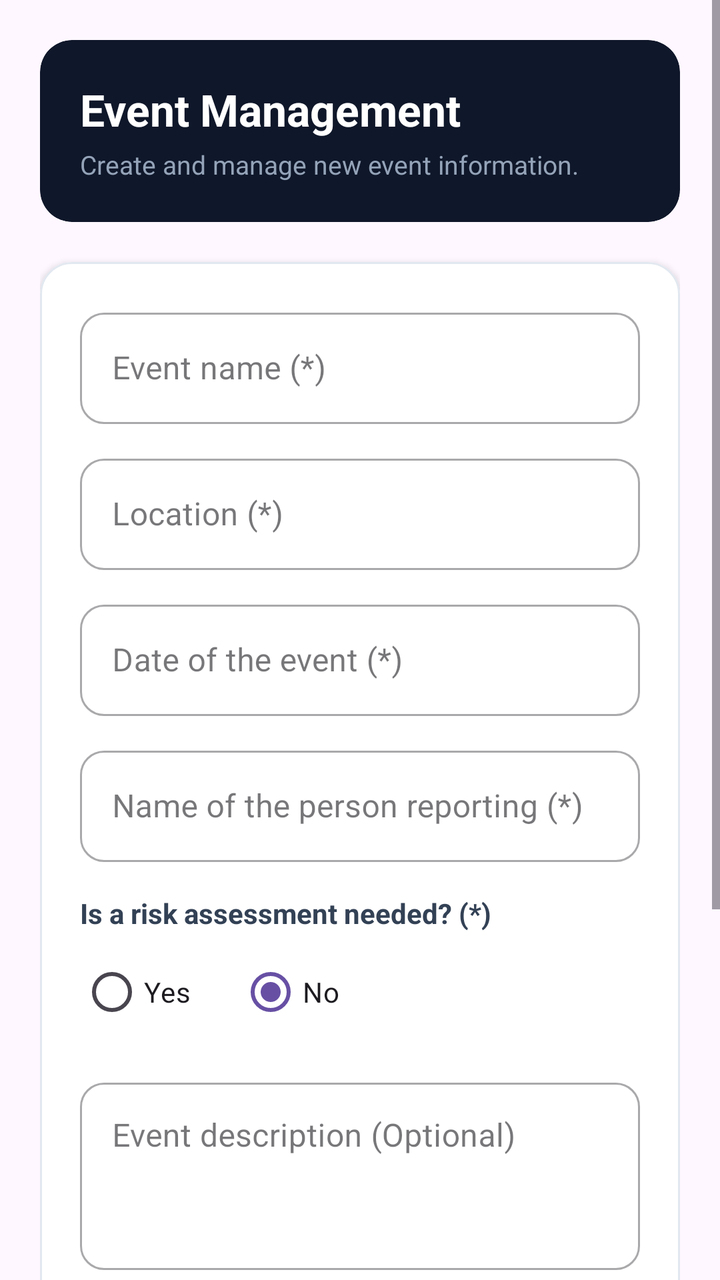
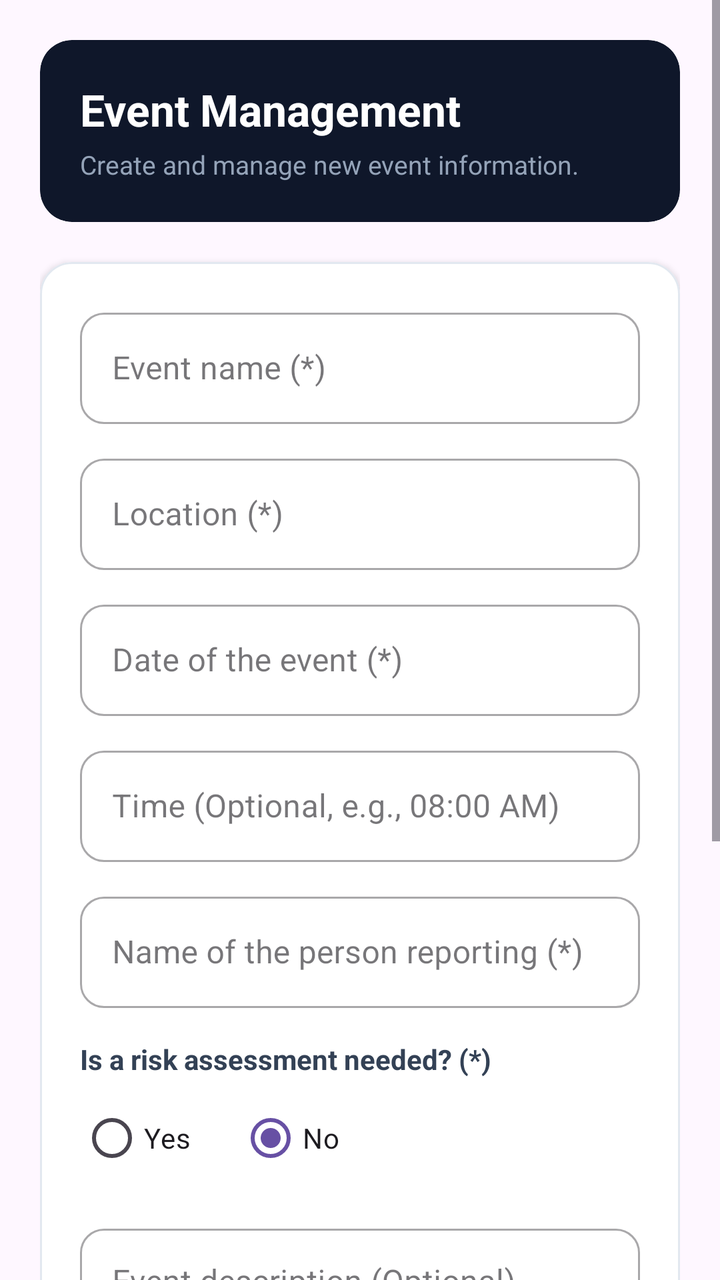

The first picture is an Android layout as it rendered before a commit; the second is the same layout after the commit. The layout source and the unified diff follow.
<!-- AndroidManifest.xml: application theme Theme.EventManagerFirebase -->
<!-- res/layout/activity_add_event.xml -->
<?xml version="1.0" encoding="utf-8"?>
<ScrollView xmlns:android="http://schemas.android.com/apk/res/android"
    xmlns:app="http://schemas.android.com/apk/res-auto"
    android:layout_width="match_parent"
    android:layout_height="match_parent"
    android:background="?attr/colorSurface"
    android:fillViewport="true">

    <LinearLayout
        android:layout_width="match_parent"
        android:layout_height="wrap_content"
        android:orientation="vertical"
        android:padding="20dp">

        
        <com.google.android.material.card.MaterialCardView
            android:layout_width="match_parent"
            android:layout_height="wrap_content"
            android:layout_marginBottom="20dp"
            app:cardBackgroundColor="#0F172A"
            app:cardCornerRadius="16dp"
            app:strokeWidth="0dp">

            <LinearLayout
                android:layout_width="match_parent"
                android:layout_height="wrap_content"
                android:orientation="vertical"
                android:padding="20dp">

                <TextView
                    android:layout_width="wrap_content"
                    android:layout_height="wrap_content"
                    android:text="Event Management"
                    android:textColor="#FFFFFF"
                    android:textSize="22sp"
                    android:textStyle="bold" />

                <TextView
                    android:layout_width="wrap_content"
                    android:layout_height="wrap_content"
                    android:layout_marginTop="4dp"
                    android:text="Create and manage new event information."
                    android:textColor="#94A3B8"
                    android:textSize="13sp" />
            </LinearLayout>
        </com.google.android.material.card.MaterialCardView>

        
        <com.google.android.material.card.MaterialCardView
            android:layout_width="match_parent"
            android:layout_height="wrap_content"
            app:cardBackgroundColor="#FFFFFF"
            app:cardCornerRadius="16dp"
            app:cardElevation="2dp"
            app:strokeColor="#E2E8F0"
            app:strokeWidth="1dp">

            <LinearLayout
                android:layout_width="match_parent"
                android:layout_height="wrap_content"
                android:orientation="vertical"
                android:padding="20dp">

                
                <com.google.android.material.textfield.TextInputLayout
                    android:id="@+id/tilEventName"
                    style="@style/Widget.MaterialComponents.TextInputLayout.OutlinedBox"
                    android:layout_width="match_parent"
                    android:layout_height="wrap_content"
                    android:layout_marginBottom="12dp"
                    android:hint="Event name (*)"
                    app:boxCornerRadiusBottomEnd="12dp"
                    app:boxCornerRadiusBottomStart="12dp"
                    app:boxCornerRadiusTopEnd="12dp"
                    app:boxCornerRadiusTopStart="12dp">

                    <com.google.android.material.textfield.TextInputEditText
                        android:id="@+id/etEventName"
                        android:layout_width="match_parent"
                        android:layout_height="wrap_content"
                        android:inputType="textCapWords" />
                </com.google.android.material.textfield.TextInputLayout>

                
                <com.google.android.material.textfield.TextInputLayout
                    android:id="@+id/tilLocation"
                    style="@style/Widget.MaterialComponents.TextInputLayout.OutlinedBox"
                    android:layout_width="match_parent"
                    android:layout_height="wrap_content"
                    android:layout_marginBottom="12dp"
                    android:hint="Location (*)"
                    app:boxCornerRadiusBottomEnd="12dp"
                    app:boxCornerRadiusBottomStart="12dp"
                    app:boxCornerRadiusTopEnd="12dp"
                    app:boxCornerRadiusTopStart="12dp">

                    <com.google.android.material.textfield.TextInputEditText
                        android:id="@+id/etLocation"
                        android:layout_width="match_parent"
                        android:layout_height="wrap_content"
                        android:inputType="textCapSentences" />
                </com.google.android.material.textfield.TextInputLayout>

                
                <com.google.android.material.textfield.TextInputLayout
                    android:id="@+id/tilDate"
                    style="@style/Widget.MaterialComponents.TextInputLayout.OutlinedBox"
                    android:layout_width="match_parent"
                    android:layout_height="wrap_content"
                    android:layout_marginBottom="12dp"
                    android:hint="Date of the event (*)"
                    app:boxCornerRadiusBottomEnd="12dp"
                    app:boxCornerRadiusBottomStart="12dp"
                    app:boxCornerRadiusTopEnd="12dp"
                    app:boxCornerRadiusTopStart="12dp">

                    <com.google.android.material.textfield.TextInputEditText
                        android:id="@+id/etDate"
                        android:layout_width="match_parent"
                        android:layout_height="wrap_content"
                        android:clickable="true"
                        android:focusable="false"
                        android:inputType="none" />
                </com.google.android.material.textfield.TextInputLayout>

                
                <com.google.android.material.textfield.TextInputLayout
                    android:id="@+id/tilReporter"
                    style="@style/Widget.MaterialComponents.TextInputLayout.OutlinedBox"
                    android:layout_width="match_parent"
                    android:layout_height="wrap_content"
                    android:layout_marginBottom="16dp"
                    android:hint="Name of the person reporting (*)"
                    app:boxCornerRadiusBottomEnd="12dp"
                    app:boxCornerRadiusBottomStart="12dp"
                    app:boxCornerRadiusTopEnd="12dp"
                    app:boxCornerRadiusTopStart="12dp">

                    <com.google.android.material.textfield.TextInputEditText
                        android:id="@+id/etReporter"
                        android:layout_width="match_parent"
                        android:layout_height="wrap_content"
                        android:inputType="textPersonName" />
                </com.google.android.material.textfield.TextInputLayout>

                
                <TextView
                    android:layout_width="wrap_content"
                    android:layout_height="wrap_content"
                    android:layout_marginBottom="6dp"
                    android:text="Is a risk assessment needed? (*)"
                    android:textColor="#334155"
                    android:textSize="14sp"
                    android:textStyle="bold" />

                <RadioGroup
                    android:id="@+id/rgRiskAssessment"
                    android:layout_width="match_parent"
                    android:layout_height="wrap_content"
                    android:layout_marginBottom="16dp"
                    android:orientation="horizontal">

                    <RadioButton
                        android:id="@+id/rbRiskYes"
                        android:layout_width="wrap_content"
                        android:layout_height="wrap_content"
                        android:layout_marginEnd="24dp"
                        android:text="Yes" />

                    <RadioButton
                        android:id="@+id/rbRiskNo"
                        android:layout_width="wrap_content"
                        android:layout_height="wrap_content"
                        android:checked="true"
                        android:text="No" />
                </RadioGroup>

                
                <com.google.android.material.textfield.TextInputLayout
                    android:id="@+id/tilDescription"
                    style="@style/Widget.MaterialComponents.TextInputLayout.OutlinedBox"
                    android:layout_width="match_parent"
                    android:layout_height="wrap_content"
                    android:layout_marginBottom="12dp"
                    android:hint="Event description (Optional)"
                    app:boxCornerRadiusBottomEnd="12dp"
                    app:boxCornerRadiusBottomStart="12dp"
                    app:boxCornerRadiusTopEnd="12dp"
                    app:boxCornerRadiusTopStart="12dp">

                    <com.google.android.material.textfield.TextInputEditText
                        android:id="@+id/etDescription"
                        android:layout_width="match_parent"
                        android:layout_height="wrap_content"
                        android:gravity="top"
                        android:inputType="textMultiLine"
                        android:lines="3" />
                </com.google.android.material.textfield.TextInputLayout>

                
                <com.google.android.material.textfield.TextInputLayout
                    android:id="@+id/tilContactEmail"
                    style="@style/Widget.MaterialComponents.TextInputLayout.OutlinedBox"
                    android:layout_width="match_parent"
                    android:layout_height="wrap_content"
                    android:layout_marginBottom="12dp"
                    android:hint="Contact Email (Optional)"
                    app:boxCornerRadiusBottomEnd="12dp"
                    app:boxCornerRadiusBottomStart="12dp"
                    app:boxCornerRadiusTopEnd="12dp"
                    app:boxCornerRadiusTopStart="12dp">

                    <com.google.android.material.textfield.TextInputEditText
                        android:id="@+id/etContactEmail"
                        android:layout_width="match_parent"
                        android:layout_height="wrap_content"
                        android:inputType="textEmailAddress" />
                </com.google.android.material.textfield.TextInputLayout>

                
                <com.google.android.material.textfield.TextInputLayout
                    android:id="@+id/tilContactPhone"
                    style="@style/Widget.MaterialComponents.TextInputLayout.OutlinedBox"
                    android:layout_width="match_parent"
                    android:layout_height="wrap_content"
                    android:layout_marginBottom="24dp"
                    android:hint="Contact Phone (Optional)"
                    app:boxCornerRadiusBottomEnd="12dp"
                    app:boxCornerRadiusBottomStart="12dp"
                    app:boxCornerRadiusTopEnd="12dp"
                    app:boxCornerRadiusTopStart="12dp">

                    <com.google.android.material.textfield.TextInputEditText
                        android:id="@+id/etContactPhone"
                        android:layout_width="match_parent"
                        android:layout_height="wrap_content"
                        android:inputType="phone" />
                </com.google.android.material.textfield.TextInputLayout>

                
                <com.google.android.material.button.MaterialButton
                    android:id="@+id/btnSaveEvent"
                    android:layout_width="match_parent"
                    android:layout_height="56dp"
                    android:backgroundTint="#2563EB"
                    android:text="Create Event"
                    android:textColor="#FFFFFF"
                    android:textSize="16sp"
                    android:textStyle="bold"
                    app:cornerRadius="12dp" />

            </LinearLayout>
        </com.google.android.material.card.MaterialCardView>

    </LinearLayout>
</ScrollView>
<!-- resources referenced by this layout -->
<resources>
  <style name="Theme.EventManagerFirebase" parent="Base.Theme.EventManagerFirebase" />
  <style name="Base.Theme.EventManagerFirebase" parent="Theme.Material3.DayNight.NoActionBar">
          
          
      </style>
</resources>

<!-- the commit's change to res/layout/activity_add_event.xml (unified diff, before → after) -->
@@ -125,6 +125,26 @@
 
                 
                 <com.google.android.material.textfield.TextInputLayout
+                    android:id="@+id/tilTime"
+                    style="@style/Widget.MaterialComponents.TextInputLayout.OutlinedBox"
+                    android:layout_width="match_parent"
+                    android:layout_height="wrap_content"
+                    android:layout_marginBottom="12dp"
+                    android:hint="Time (Optional, e.g., 08:00 AM)"
+                    app:boxCornerRadiusBottomEnd="12dp"
+                    app:boxCornerRadiusBottomStart="12dp"
+                    app:boxCornerRadiusTopEnd="12dp"
+                    app:boxCornerRadiusTopStart="12dp">
+
+                    <com.google.android.material.textfield.TextInputEditText
+                        android:id="@+id/etTime"
+                        android:layout_width="match_parent"
+                        android:layout_height="wrap_content"
+                        android:inputType="text" />
+                </com.google.android.material.textfield.TextInputLayout>
+
+                
+                <com.google.android.material.textfield.TextInputLayout
                     android:id="@+id/tilReporter"
                     style="@style/Widget.MaterialComponents.TextInputLayout.OutlinedBox"
                     android:layout_width="match_parent"
@@ -243,7 +263,7 @@
                     android:layout_width="match_parent"
                     android:layout_height="56dp"
                     android:backgroundTint="#2563EB"
-                    android:text="Create Event"
+                    android:text="Save Event"
                     android:textColor="#FFFFFF"
                     android:textSize="16sp"
                     android:textStyle="bold"
